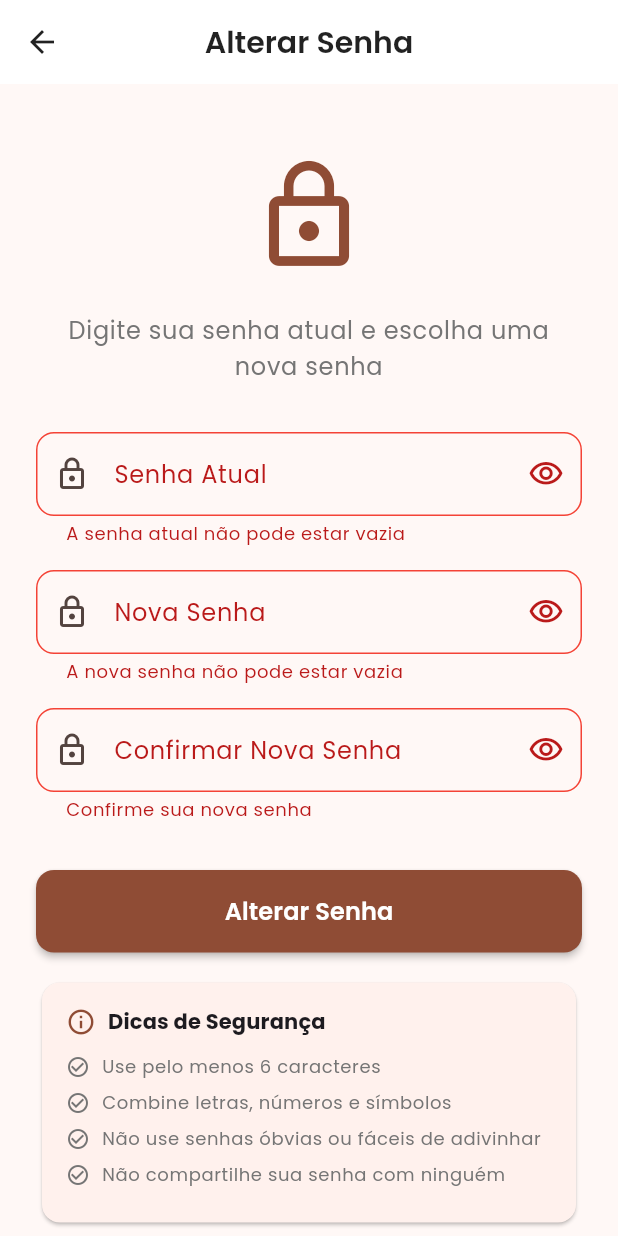
After one commit to matheusbraga1/myrecipebook-frontend, a Flutter app: the ChangePasswordScreen screen opened by its route, after a tap on "Alterar Senha", on a phone screen of 412 x 824 dp. The commit adds this screen. Run offline on Flutter 3.47's test engine with Material 3 defaults, Android fonts, the phone set to English and light mode, and no system bars; our stand-ins replace equatable, flutter_secure_storage, google_fonts, shared_preferences; accounts and stored records are empty.

Commit message:
feat: add change-password

```diff
--- a/lib/providers/user_provider.dart
+++ b/lib/providers/user_provider.dart
@@ -59,6 +59,31 @@ class UserProvider with ChangeNotifier {
     }
   }
 
+  Future<bool> changePassword({
+    required String currentPassword,
+    required String newPassword,
+  }) async {
+    try {
+      _isLoading = true;
+      _errorMessage = null;
+      notifyListeners();
+
+      await _userRepository.changePassword(
+        currentPassword: currentPassword,
+        newPassword: newPassword,
+      );
+
+      _isLoading = false;
+      notifyListeners();
+      return true;
+    } catch (e) {
+      _errorMessage = e.toString().replaceAll('Exception: ', '');
+      _isLoading = false;
+      notifyListeners();
+      return false;
+    }
+  }
+
   void clearError() {
     _errorMessage = null;
     notifyListeners();
--- a/lib/repositories/mock_user_repository.dart
+++ b/lib/repositories/mock_user_repository.dart
@@ -3,6 +3,7 @@ import '../services/storage_service.dart';
 
 class MockUserRepository {
   final StorageService _storageService;
+  String _currentPassword = '123456';
 
   MockUserRepository({
     required StorageService storageService,
@@ -29,4 +30,29 @@ class MockUserRepository {
 
     await _storageService.saveUserInfo(name, email);
   }
+
+  Future<void> changePassword({
+    required String currentPassword,
+    required String newPassword,
+  }) async {
+    await Future.delayed(const Duration(milliseconds: 800));
+
+    // Verifica se a senha atual está correta
+    if (currentPassword != _currentPassword) {
+      throw Exception('A senha que você digitou não coincide com a senha atual');
+    }
+
+    // Verifica se a nova senha é diferente da atual
+    if (newPassword == _currentPassword) {
+      throw Exception('A nova senha deve ser diferente da senha atual');
+    }
+
+    // Valida tamanho da nova senha
+    if (newPassword.length < 6) {
+      throw Exception('A senha deve ter mais de 6 caracteres');
+    }
+
+    // Atualiza a senha
+    _currentPassword = newPassword;
+  }
 }
--- a/lib/repositories/user_repository.dart
+++ b/lib/repositories/user_repository.dart
@@ -32,4 +32,14 @@ class UserRepository {
 
     await _storageService.saveUserInfo(name, email);
   }
+
+  Future<void> changePassword({
+    required String currentPassword,
+    required String newPassword,
+  }) async {
+    await _apiClient.put('/user/change-password', {
+      'currentPassword': currentPassword,
+      'newPassword': newPassword,
+    });
+  }
 }
--- /dev/null
+++ b/lib/screens/profile/change_password_screen.dart
@@ -0,0 +1,261 @@
+import 'package:flutter/material.dart';
+import 'package:provider/provider.dart';
+import '../../providers/user_provider.dart';
+import '../../widgets/custom_text_field.dart';
+import '../../widgets/custom_button.dart';
+
+class ChangePasswordScreen extends StatefulWidget {
+  const ChangePasswordScreen({super.key});
+
+  @override
+  State<ChangePasswordScreen> createState() => _ChangePasswordScreenState();
+}
+
+class _ChangePasswordScreenState extends State<ChangePasswordScreen> {
+  final _formKey = GlobalKey<FormState>();
+  final _currentPasswordController = TextEditingController();
+  final _newPasswordController = TextEditingController();
+  final _confirmNewPasswordController = TextEditingController();
+  bool _obscureCurrentPassword = true;
+  bool _obscureNewPassword = true;
+  bool _obscureConfirmNewPassword = true;
+
+  @override
+  void dispose() {
+    _currentPasswordController.dispose();
+    _newPasswordController.dispose();
+    _confirmNewPasswordController.dispose();
+    super.dispose();
+  }
+
+  Future<void> _handleChangePassword() async {
+    if (_formKey.currentState!.validate()) {
+      final userProvider = context.read<UserProvider>();
+
+      final success = await userProvider.changePassword(
+        currentPassword: _currentPasswordController.text,
+        newPassword: _newPasswordController.text,
+      );
+
+      if (mounted) {
+        if (success) {
+          ScaffoldMessenger.of(context).showSnackBar(
+            const SnackBar(
+              content: Text('Senha alterada com sucesso!'),
+              backgroundColor: Colors.green,
+            ),
+          );
+          Navigator.of(context).pop();
+        } else {
+          ScaffoldMessenger.of(context).showSnackBar(
+            SnackBar(
+              content: Text(userProvider.errorMessage ?? 'Erro ao alterar senha'),
+              backgroundColor: Colors.red,
+            ),
+          );
+        }
+      }
+    }
+  }
+
+  @override
+  Widget build(BuildContext context) {
+    return Scaffold(
+      appBar: AppBar(
+        title: const Text('Alterar Senha'),
+      ),
+      body: SafeArea(
+        child: SingleChildScrollView(
+          padding: const EdgeInsets.all(24.0),
+          child: Form(
+            key: _formKey,
+            child: Column(
+              crossAxisAlignment: CrossAxisAlignment.stretch,
+              children: [
+                const SizedBox(height: 24),
+
+                Icon(
+                  Icons.lock_outline,
+                  size: 80,
+                  color: Theme.of(context).primaryColor,
+                ),
+
+                const SizedBox(height: 24),
+
+                Text(
+                  'Digite sua senha atual e escolha uma nova senha',
+                  textAlign: TextAlign.center,
+                  style: Theme.of(context).textTheme.bodyLarge?.copyWith(
+                    color: Colors.grey[600],
+                  ),
+                ),
+
+                const SizedBox(height: 32),
+
+                CustomTextField(
+                  controller: _currentPasswordController,
+                  label: 'Senha Atual',
+                  obscureText: _obscureCurrentPassword,
+                  prefixIcon: Icons.lock_outlined,
+                  suffixIcon: IconButton(
+                    icon: Icon(
+                      _obscureCurrentPassword
+                        ? Icons.visibility_outlined
+                        : Icons.visibility_off_outlined,
+                    ),
+                    onPressed: () {
+                      setState(() {
+                        _obscureCurrentPassword = !_obscureCurrentPassword;
+                      });
+                    },
+                  ),
+                  validator: (value) {
+                    if (value == null || value.isEmpty) {
+                      return 'A senha atual não pode estar vazia';
+                    }
+                    return null;
+                  },
+                ),
+
+                const SizedBox(height: 16),
+
+                CustomTextField(
+                  controller: _newPasswordController,
+                  label: 'Nova Senha',
+                  obscureText: _obscureNewPassword,
+                  prefixIcon: Icons.lock_outlined,
+                  suffixIcon: IconButton(
+                    icon: Icon(
+                      _obscureNewPassword
+                        ? Icons.visibility_outlined
+                        : Icons.visibility_off_outlined,
+                    ),
+                    onPressed: () {
+                      setState(() {
+                        _obscureNewPassword = !_obscureNewPassword;
+                      });
+                    },
+                  ),
+                  validator: (value) {
+                    if (value == null || value.isEmpty) {
+                      return 'A nova senha não pode estar vazia';
+                    }
+                    if (value.length < 6) {
+                      return 'A senha deve ter mais de 6 caracteres';
+                    }
+                    if (value == _currentPasswordController.text) {
+                      return 'A nova senha deve ser diferente da senha atual';
+                    }
+                    return null;
+                  },
+                ),
+
+                const SizedBox(height: 16),
+
+                CustomTextField(
+                  controller: _confirmNewPasswordController,
+                  label: 'Confirmar Nova Senha',
+                  obscureText: _obscureConfirmNewPassword,
+                  prefixIcon: Icons.lock_outlined,
+                  suffixIcon: IconButton(
+                    icon: Icon(
+                      _obscureConfirmNewPassword
+                        ? Icons.visibility_outlined
+                        : Icons.visibility_off_outlined,
+                    ),
+                    onPressed: () {
+                      setState(() {
+                        _obscureConfirmNewPassword = !_obscureConfirmNewPassword;
+                      });
+                    },
+                  ),
+                  validator: (value) {
+                    if (value == null || value.isEmpty) {
+                      return 'Confirme sua nova senha';
+                    }
+                    if (value != _newPasswordController.text) {
+                      return 'As senhas não coincidem';
+                    }
+                    return null;
+                  },
+                ),
+
+                const SizedBox(height: 32),
+
+                Consumer<UserProvider>(
+                  builder: (context, userProvider, _) {
+                    return CustomButton(
+                      text: 'Alterar Senha',
+                      onPressed: _handleChangePassword,
+                      isLoading: userProvider.isLoading,
+                    );
+                  },
+                ),
+
+                const SizedBox(height: 16),
+
+                Card(
+                  elevation: 1,
+                  child: Padding(
+                    padding: const EdgeInsets.all(16.0),
+                    child: Column(
+                      crossAxisAlignment: CrossAxisAlignment.start,
+                      children: [
+                        Row(
+                          children: [
+                            Icon(
+                              Icons.info_outline,
+                              size: 20,
+                              color: Theme.of(context).primaryColor,
+                            ),
+                            const SizedBox(width: 8),
+                            Text(
+                              'Dicas de Segurança',
+                              style: Theme.of(context).textTheme.titleSmall?.copyWith(
+                                fontWeight: FontWeight.bold,
+                              ),
+                            ),
+                          ],
+                        ),
+                        const SizedBox(height: 12),
+                        _buildTip('Use pelo menos 6 caracteres'),
+                        _buildTip('Combine letras, números e símbolos'),
+                        _buildTip('Não use senhas óbvias ou fáceis de adivinhar'),
+                        _buildTip('Não compartilhe sua senha com ninguém'),
+                      ],
+                    ),
+                  ),
+                ),
+              ],
+            ),
+          ),
+        ),
+      ),
+    );
+  }
+
+  Widget _buildTip(String text) {
+    return Padding(
+      padding: const EdgeInsets.only(bottom: 8.0),
+      child: Row(
+        crossAxisAlignment: CrossAxisAlignment.start,
+        children: [
+          Icon(
+            Icons.check_circle_outline,
+            size: 16,
+            color: Colors.grey[600],
+          ),
+          const SizedBox(width: 8),
+          Expanded(
+            child: Text(
+              text,
+              style: Theme.of(context).textTheme.bodySmall?.copyWith(
+                color: Colors.grey[600],
+              ),
+            ),
+          ),
+        ],
+      ),
+    );
+  }
+}
--- a/lib/screens/profile/profile_screen.dart
+++ b/lib/screens/profile/profile_screen.dart
@@ -187,6 +187,17 @@ class _ProfileScreenState extends State<ProfileScreen> {
                     ),
                   ],
 
+                  OutlinedButton.icon(
+                    onPressed: () {
+                      Navigator.of(context).pushNamed('/change-password');
+                    },
+                    icon: const Icon(Icons.lock_outline),
+                    label: const Text('Alterar Senha'),
+                    style: OutlinedButton.styleFrom(
+                      padding: const EdgeInsets.symmetric(vertical: 16),
+                    ),
+                  ),
+
                   const SizedBox(height: 32),
 
                   Card(
```
